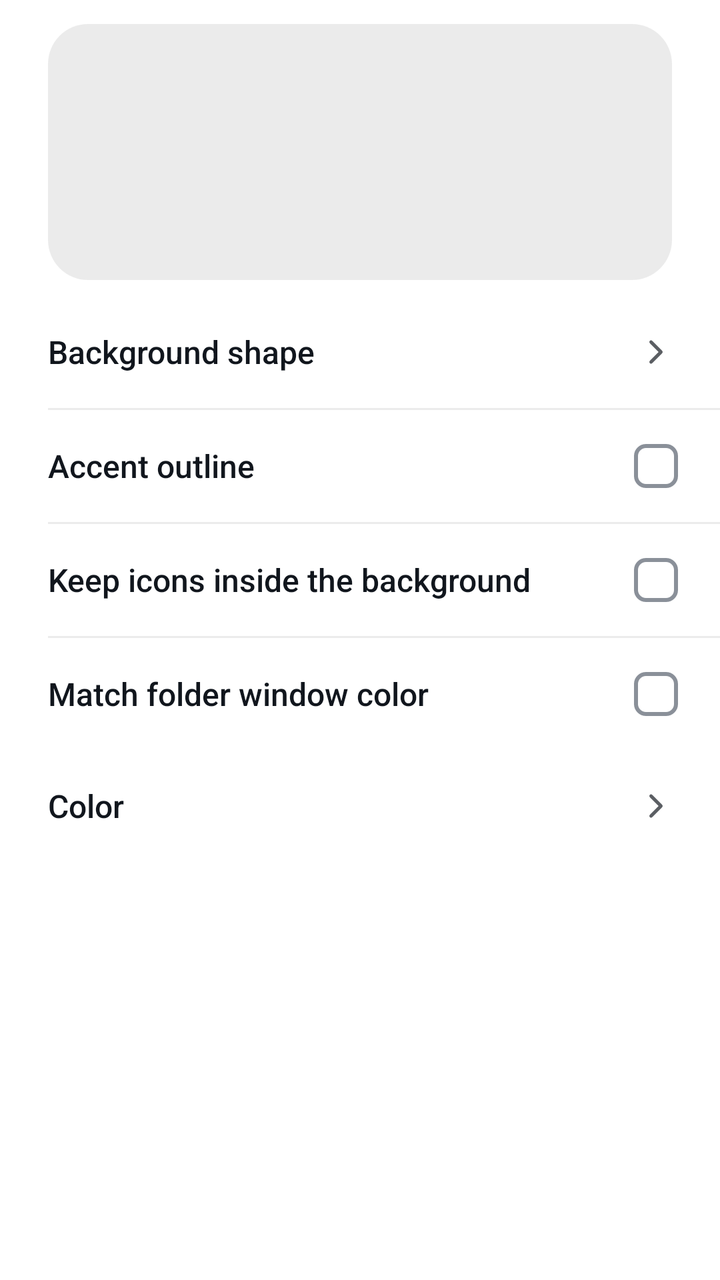
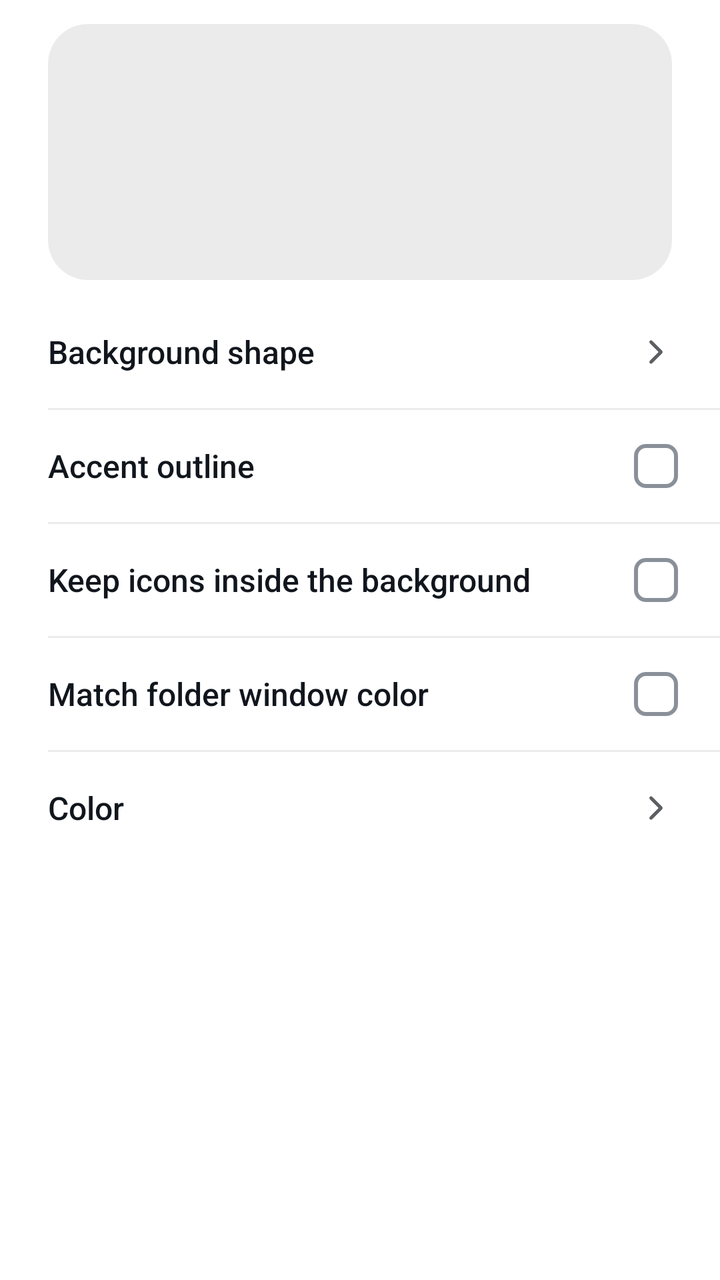

Two renders of the same Android screen: before a commit and after it. Below are the layout's source before the change and the commit's diff.
<!-- AndroidManifest.xml: application theme Theme.Supernova -->
<!-- res/layout/dialog_folder_icon.xml -->
<?xml version="1.0" encoding="utf-8"?>
<LinearLayout xmlns:android="http://schemas.android.com/apk/res/android"
    xmlns:app="http://schemas.android.com/apk/res-auto"
    android:layout_width="match_parent"
    android:layout_height="wrap_content"
    android:orientation="vertical"
    android:paddingTop="12dp"
    android:paddingBottom="4dp">

    <FrameLayout
        android:layout_width="match_parent"
        android:layout_height="128dp"
        android:layout_marginHorizontal="24dp"
        android:layout_marginBottom="8dp"
        android:background="@drawable/bg_settings_preview">

        <ImageView
            android:id="@+id/folderIconPreview"
            android:layout_width="80dp"
            android:layout_height="80dp"
            android:layout_gravity="center"
            android:importantForAccessibility="no" />
    </FrameLayout>

    <LinearLayout
        android:id="@+id/shapeRow"
        android:layout_width="match_parent"
        android:layout_height="wrap_content"
        android:background="?attr/selectableItemBackground"
        android:gravity="center_vertical"
        android:minHeight="56dp"
        android:orientation="horizontal"
        android:paddingStart="24dp"
        android:paddingEnd="8dp">

        <TextView
            android:layout_width="0dp"
            android:layout_height="wrap_content"
            android:layout_weight="1"
            android:fontFamily="sans-serif-medium"
            android:text="@string/folder_icon_shape"
            android:textColor="@color/textPrimary"
            android:textSize="16sp" />

        <TextView
            android:id="@+id/shapeValue"
            android:layout_width="wrap_content"
            android:layout_height="wrap_content"
            android:layout_marginStart="16dp"
            android:ellipsize="end"
            android:maxWidth="140dp"
            android:maxLines="1"
            android:textColor="@color/textSecondary"
            android:textSize="14sp" />

        <ImageView
            android:layout_width="48dp"
            android:layout_height="20dp"
            android:layout_marginStart="8dp"
            android:importantForAccessibility="no"
            android:paddingHorizontal="14dp"
            android:src="@drawable/ic_settings_chevron"
            app:tint="@color/textSecondary" />
    </LinearLayout>

    <View
        android:layout_width="match_parent"
        android:layout_height="1dp"
        android:layout_marginStart="24dp"
        android:background="@color/settingsDivider" />

    <LinearLayout
        android:id="@+id/outlineRow"
        android:layout_width="match_parent"
        android:layout_height="wrap_content"
        android:background="?attr/selectableItemBackground"
        android:gravity="center_vertical"
        android:minHeight="56dp"
        android:orientation="horizontal"
        android:paddingStart="24dp"
        android:paddingEnd="8dp">

        <TextView
            android:layout_width="0dp"
            android:layout_height="wrap_content"
            android:layout_weight="1"
            android:fontFamily="sans-serif-medium"
            android:text="@string/folder_icon_outline"
            android:textColor="@color/textPrimary"
            android:textSize="16sp" />

        <com.google.android.material.checkbox.MaterialCheckBox
            android:id="@+id/outlineCheck"
            android:layout_width="48dp"
            android:layout_height="48dp"
            android:layout_marginStart="16dp"
            android:clickable="false"
            android:focusable="false"
            android:minWidth="48dp" />
    </LinearLayout>

    <View
        android:layout_width="match_parent"
        android:layout_height="1dp"
        android:layout_marginStart="24dp"
        android:background="@color/settingsDivider" />

    <LinearLayout
        android:id="@+id/clipRow"
        android:layout_width="match_parent"
        android:layout_height="wrap_content"
        android:background="?attr/selectableItemBackground"
        android:gravity="center_vertical"
        android:minHeight="56dp"
        android:orientation="horizontal"
        android:paddingStart="24dp"
        android:paddingEnd="8dp">

        <TextView
            android:layout_width="0dp"
            android:layout_height="wrap_content"
            android:layout_weight="1"
            android:fontFamily="sans-serif-medium"
            android:text="@string/folder_clip_to_bg"
            android:textColor="@color/textPrimary"
            android:textSize="16sp" />

        <com.google.android.material.checkbox.MaterialCheckBox
            android:id="@+id/clipCheck"
            android:layout_width="48dp"
            android:layout_height="48dp"
            android:layout_marginStart="16dp"
            android:clickable="false"
            android:focusable="false"
            android:minWidth="48dp" />
    </LinearLayout>

    <View
        android:layout_width="match_parent"
        android:layout_height="1dp"
        android:layout_marginStart="24dp"
        android:background="@color/settingsDivider" />

    <LinearLayout
        android:id="@+id/matchColorRow"
        android:layout_width="match_parent"
        android:layout_height="wrap_content"
        android:background="?attr/selectableItemBackground"
        android:gravity="center_vertical"
        android:minHeight="56dp"
        android:orientation="horizontal"
        android:paddingStart="24dp"
        android:paddingEnd="8dp">

        <TextView
            android:layout_width="0dp"
            android:layout_height="wrap_content"
            android:layout_weight="1"
            android:fontFamily="sans-serif-medium"
            android:text="@string/folder_match_window_color"
            android:textColor="@color/textPrimary"
            android:textSize="16sp" />

        <com.google.android.material.checkbox.MaterialCheckBox
            android:id="@+id/matchColorCheck"
            android:layout_width="48dp"
            android:layout_height="48dp"
            android:layout_marginStart="16dp"
            android:clickable="false"
            android:focusable="false"
            android:minWidth="48dp" />
    </LinearLayout>

    
    <LinearLayout
        android:id="@+id/colorRow"
        android:layout_width="match_parent"
        android:layout_height="wrap_content"
        android:background="?attr/selectableItemBackground"
        android:gravity="center_vertical"
        android:minHeight="56dp"
        android:orientation="horizontal"
        android:paddingStart="24dp"
        android:paddingEnd="8dp">

        <TextView
            android:layout_width="0dp"
            android:layout_height="wrap_content"
            android:layout_weight="1"
            android:fontFamily="sans-serif-medium"
            android:text="@string/folder_plate_color"
            android:textColor="@color/textPrimary"
            android:textSize="16sp" />

        <TextView
            android:id="@+id/colorValue"
            android:layout_width="wrap_content"
            android:layout_height="wrap_content"
            android:layout_marginStart="16dp"
            android:ellipsize="end"
            android:maxWidth="140dp"
            android:maxLines="1"
            android:textColor="@color/textSecondary"
            android:textSize="14sp" />

        <ImageView
            android:layout_width="48dp"
            android:layout_height="20dp"
            android:layout_marginStart="8dp"
            android:importantForAccessibility="no"
            android:paddingHorizontal="14dp"
            android:src="@drawable/ic_settings_chevron"
            app:tint="@color/textSecondary" />
    </LinearLayout>

</LinearLayout>
<!-- resources referenced by this layout -->
<resources>
  <color name="settingsDivider">#14000000</color>
  <color name="textPrimary">#11161D</color>
  <color name="textSecondary">#B011161D</color>
  <!-- drawable bg_settings_preview (drawable) -->
  <?xml version="1.0" encoding="utf-8"?>
  <shape xmlns:android="http://schemas.android.com/apk/res/android" android:shape="rectangle">
      <corners android:radius="20dp" />
      <solid android:color="@color/settingsPillBg" />
  </shape>
  <string name="folder_clip_to_bg">Keep icons inside the background</string>
  <string name="folder_icon_outline">Accent outline</string>
  <string name="folder_icon_shape">Background shape</string>
  <string name="folder_match_window_color">Match folder window color</string>
  <string name="folder_plate_color">Color</string>
  <color name="settingsPillBg">#14000000</color>
  <color name="accent">#2E89FF</color>
  <color name="rippleHighlight">#1A000000</color>
  <color name="accentBlueText">@color/accentBlue</color>
  <style name="Widget.Supernova.CheckBox" parent="Widget.MaterialComponents.CompoundButton.CheckBox">
          <item name="android:button">@drawable/checkbox_box</item>
          <item name="buttonCompat">@drawable/checkbox_box</item>
          <item name="buttonIcon">@null</item>
          <item name="buttonTint">@null</item>
          <item name="useMaterialThemeColors">false</item>
          <item name="android:textColor">@color/textPrimary</item>
      </style>
  <style name="Widget.Supernova.RadioButton" parent="Widget.MaterialComponents.CompoundButton.RadioButton">
          <item name="buttonTint">@color/selection_control_tint</item>
          <item name="android:textColor">@color/textPrimary</item>
      </style>
  <style name="Widget.Supernova.Switch" parent="Widget.MaterialComponents.CompoundButton.Switch">
          <item name="android:textColor">@color/textPrimary</item>
      </style>
  <color name="surface">#FFFFFF</color>
  <color name="onAccent">#FFFFFFFF</color>
  <color name="accentBlue">#2E89FF</color>
  <color name="raised">#FFFFFF</color>
  <style name="ShapeAppearanceOverlay.Supernova.Dialog" parent="">
          <item name="cornerFamily">rounded</item>
          <item name="cornerSize">28dp</item>
      </style>
  <style name="TextAppearance.Supernova.DialogTitle" parent="MaterialAlertDialog.MaterialComponents.Title.Text">
          <item name="android:textColor">@color/textPrimary</item>
          <item name="android:textSize">22sp</item>
          <item name="android:fontFamily">sans-serif-medium</item>
      </style>
  <style name="TextAppearance.Supernova.DialogBody" parent="MaterialAlertDialog.MaterialComponents.Body.Text">
          <item name="android:textColor">@color/textSecondary</item>
          <item name="android:textSize">15sp</item>
          <item name="android:lineSpacingMultiplier">1.15</item>
      </style>
  <!-- drawable bg_dialog_window (drawable) -->
  <?xml version="1.0" encoding="utf-8"?>
  <inset xmlns:android="http://schemas.android.com/apk/res/android"
      android:insetLeft="24dp"
      android:insetRight="24dp"
      android:insetTop="16dp"
      android:insetBottom="16dp">
      <shape android:shape="rectangle">
          <corners android:radius="28dp" />
          <solid android:color="@color/raised" />
      </shape>
  </inset>
  <style name="ShapeAppearanceOverlay.Supernova.BottomSheet" parent="">
          <item name="cornerFamily">rounded</item>
          <item name="cornerSizeTopLeft">28dp</item>
          <item name="cornerSizeTopRight">28dp</item>
          <item name="cornerSizeBottomLeft">0dp</item>
          <item name="cornerSizeBottomRight">0dp</item>
      </style>
  <!-- unchanged entries left out for length: 12 -->
</resources>

<!-- the commit's change to res/layout/dialog_folder_icon.xml (unified diff, before → after) -->
@@ -172,6 +172,13 @@
     </LinearLayout>
 
     
+    <View
+        android:id="@+id/colorDivider"
+        android:layout_width="match_parent"
+        android:layout_height="1dp"
+        android:layout_marginStart="24dp"
+        android:background="@color/settingsDivider" />
+
     <LinearLayout
         android:id="@+id/colorRow"
         android:layout_width="match_parent"
